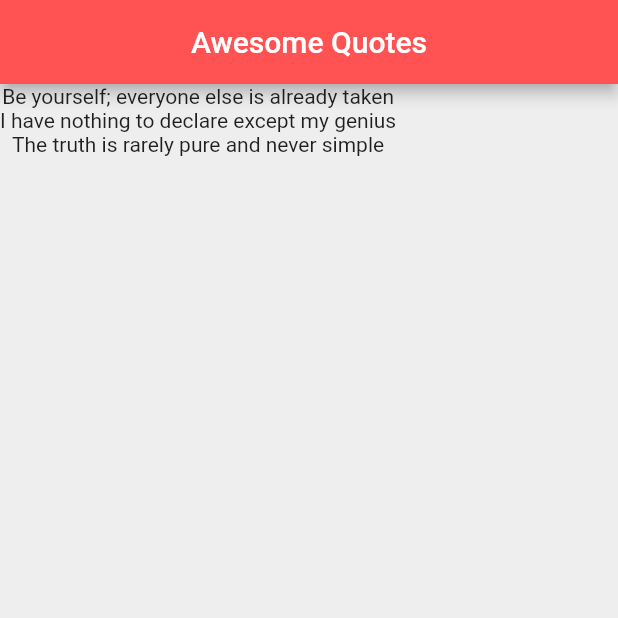
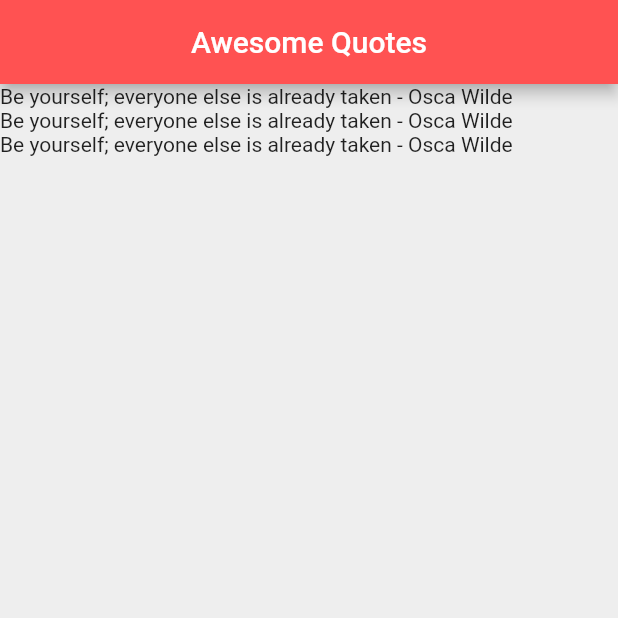
Before and after one commit to MohitP197-zz/Flutter-Quotes-List, a Flutter app: the screen it shows after launch, on a phone screen of 412 x 824 dp, the top half of it. Run offline on Flutter 3.47's test engine with Material 2 defaults, Android fonts, the phone set to English and light mode, and no system bars.

Commit message:
Created quote class and fetched quotes on list

```diff
--- a/lib/main.dart
+++ b/lib/main.dart
@@ -1,4 +1,5 @@
 import 'package:flutter/material.dart';
+import './model/quote.dart';
 
 void main() => runApp(MaterialApp(
       debugShowCheckedModeBanner: false,
@@ -11,11 +12,21 @@ class QuoteLists extends StatefulWidget {
 }
 
 class _QuoteListsState extends State<QuoteLists> {
-  List<String> quotes = [
-    'Be yourself; everyone else is already taken',
-    'I have nothing to declare except my genius',
-    'The truth is rarely pure and never simple',
+  List<Quote> quotes = [
+    Quote(
+      author: 'Osca Wilde',
+      text: 'Be yourself; everyone else is already taken',
+    ),
+    Quote(
+      author: 'Osca Wilde',
+      text: 'Be yourself; everyone else is already taken',
+    ),
+    Quote(
+      author: 'Osca Wilde',
+      text: 'Be yourself; everyone else is already taken',
+    ),
   ];
+
   @override
   Widget build(BuildContext context) {
     return Scaffold(
@@ -30,7 +41,10 @@ class _QuoteListsState extends State<QuoteLists> {
         body: Column(
           // Cycle through the quotes list and perform a function for each item and for each item take
           // that string (quote) and return text widget
-          children: quotes.map((quote) => Text(quote)).toList(),
+          // Curly braces are used to wrap the value when the items are in list
+          children: quotes
+              .map((quote) => Text('${quote.text} - ${quote.author}'))
+              .toList(),
         ));
   }
 }
--- /dev/null
+++ b/lib/model/quote.dart
@@ -0,0 +1,8 @@
+class Quote {
+  String author;
+  String text;
+
+  // Constructor
+  // Adding {} around the values denotes named parameters
+  Quote({this.author, this.text});
+}
```
